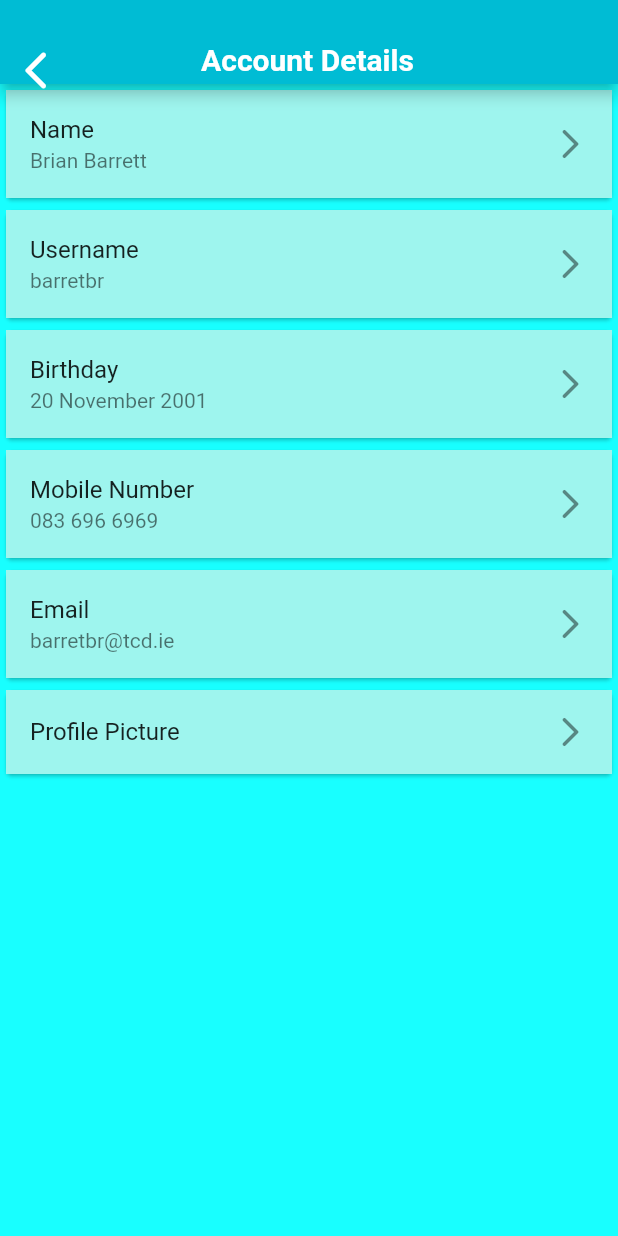
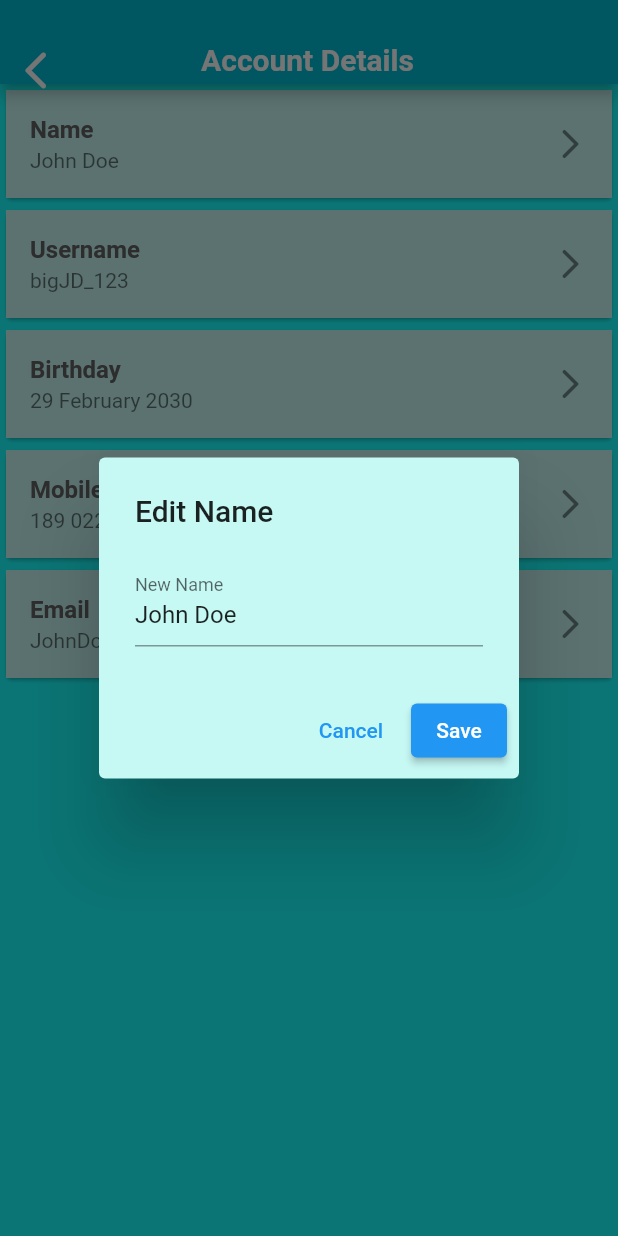
Before and after one commit to ofirmirkin/Athlete-Alert, a Flutter app: the AccDetailsHome screen opened directly, after a tap on "Name", on a phone screen of 412 x 824 dp. Run offline on Flutter 3.47's test engine with Material 2 defaults, Android fonts, the phone set to English and light mode, and no system bars; our stand-ins replace firebase_auth, firebase_core, firebase_database, geolocator, google_fonts, google_maps_flutter; accounts and stored records are empty; network calls fail.

Commit message:
Now able to change and edit account details

```diff
--- a/lib/accdetails.dart
+++ b/lib/accdetails.dart
@@ -19,7 +19,7 @@ class AccDetailsHome extends StatelessWidget {
         backgroundColor: Colors.cyan,
         flexibleSpace: const MenuAppBar(),
       ),
-      body: const AccSettings(),
+      body: const AccountDetailList(),
     );
   }
 }
@@ -127,67 +127,78 @@ class MenuAppBar extends StatelessWidget {
   }
 }
 
-class AccSettings extends StatelessWidget {
-  const AccSettings({super.key});
-  // Will Need to be stateful when pulling from database
+class AccountDetailList extends StatefulWidget {
+  const AccountDetailList({super.key});
+  @override
+  _AccountDetailListState createState() => _AccountDetailListState();
+}
+
+class _AccountDetailListState extends State<AccountDetailList> {
+  List<String> fieldNames = ['Name', 'Username', 'Birthday', 'Mobile Number', 'Email'];
+  List<String> userData = ['John Doe', 'bigJD_123', '29 February 2030', '189 022 2222', 'JohnDoe@hotmail.ie'];
+
   @override
   Widget build(BuildContext context) {
-    return ListView(
-      children: [
-        Card(
+    return ListView.builder(
+      itemCount: userData.length,
+      itemBuilder: (BuildContext context, int index) {
+        return Card(
             child: ListTile(
-            title: const Text("Name"),
-            subtitle: const Text("Brian Barrett"),
-            onTap: () {},
+              title: Text(
+                fieldNames[index],
+                style: TextStyle(
+                  color: Colors.grey[700],
+                  fontWeight: FontWeight.bold,
+                ),
+                ),
+              subtitle: Text(userData[index]),
+              onTap: () {
+                _editUserName(context, index);
+              },
               trailing: const Icon(Icons.arrow_forward_ios_rounded),
-            tileColor: const Color.fromARGB(255, 158, 245, 238),
+              tileColor: const Color.fromARGB(255, 198, 248, 244),
             )
+          );
+      },
+    );
+  }
+
+  void _editUserName(BuildContext context, int index) async {
+    String newUserName = await showDialog(
+      context: context,
+      builder: (BuildContext context) {
+        TextEditingController controller =
+            TextEditingController(text: userData[index]);
+        return AlertDialog(
+          title: Text('Edit ${fieldNames[index]}'),
+          backgroundColor: const Color.fromARGB(255, 198, 248, 244),
+          content: TextField(
+            controller: controller,
+            decoration: InputDecoration(
+              labelText: 'New ${fieldNames[index]}',
             ),
-        Card(
-          child: ListTile(
-            title: const Text("Username"),
-            subtitle: const Text("barretbr"),
-            onTap: () {},
-            trailing: const Icon(Icons.arrow_forward_ios_rounded),
-            tileColor: const Color.fromARGB(255, 158, 245, 238),
-          )
           ),
-        Card(
-          child: ListTile(
-            title: const Text("Birthday"),
-            subtitle: const Text("20 November 2001"),
-            onTap: () {},
-            trailing: const Icon(Icons.arrow_forward_ios_rounded),
-            tileColor: const Color.fromARGB(255, 158, 245, 238),
-          )
+          actions: [
+            TextButton(
+              onPressed: () {
+                Navigator.pop(context);
+              },
+              child: const Text('Cancel'),
             ),
-        Card(
-          child: ListTile(
-            title: const Text("Mobile Number"),
-            subtitle: const Text("083 696 6969"),
-            onTap: () {},
-            trailing: const Icon(Icons.arrow_forward_ios_rounded),
-            tileColor: const Color.fromARGB(255, 158, 245, 238),
-          )
-        ),
-        Card(
-          child: ListTile(
-            title: const Text("Email"),
-            subtitle: const Text("barretbr@tcd.ie"),
-            onTap: () {},
-            trailing: const Icon(Icons.arrow_forward_ios_rounded),
-            tileColor: const Color.fromARGB(255, 158, 245, 238),
-          )
-        ),
-        Card(
-          child: ListTile(
-            title: const Text("Profile Picture"),
-            onTap: () {},
-            trailing: const Icon(Icons.arrow_forward_ios_rounded),
-            tileColor: const Color.fromARGB(255, 158, 245, 238),
-          )
+            ElevatedButton(
+              onPressed: () {
+                Navigator.pop(context, controller.text);
+              },
+              child: const Text('Save'),
             ),
           ],
         );
+      },
+    );
+    if (newUserName != null) {
+      setState(() {
+        userData[index] = newUserName;
+      });
     }
   }
+}
```
Lines whose indentation alone changed are shown as unchanged.
